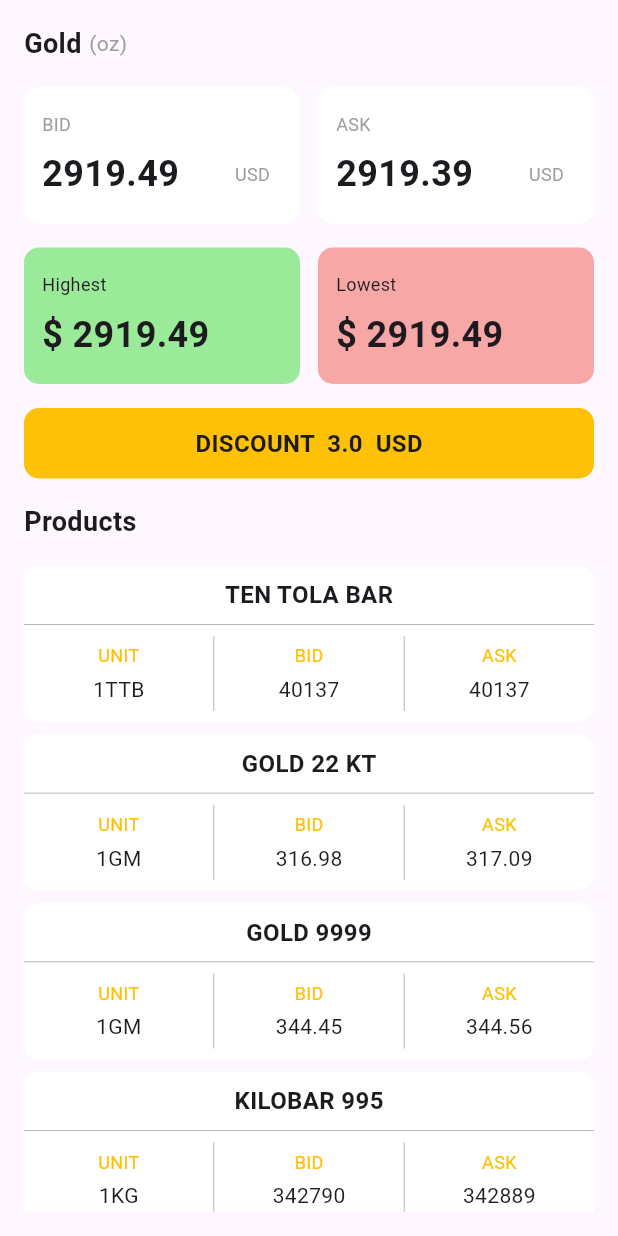
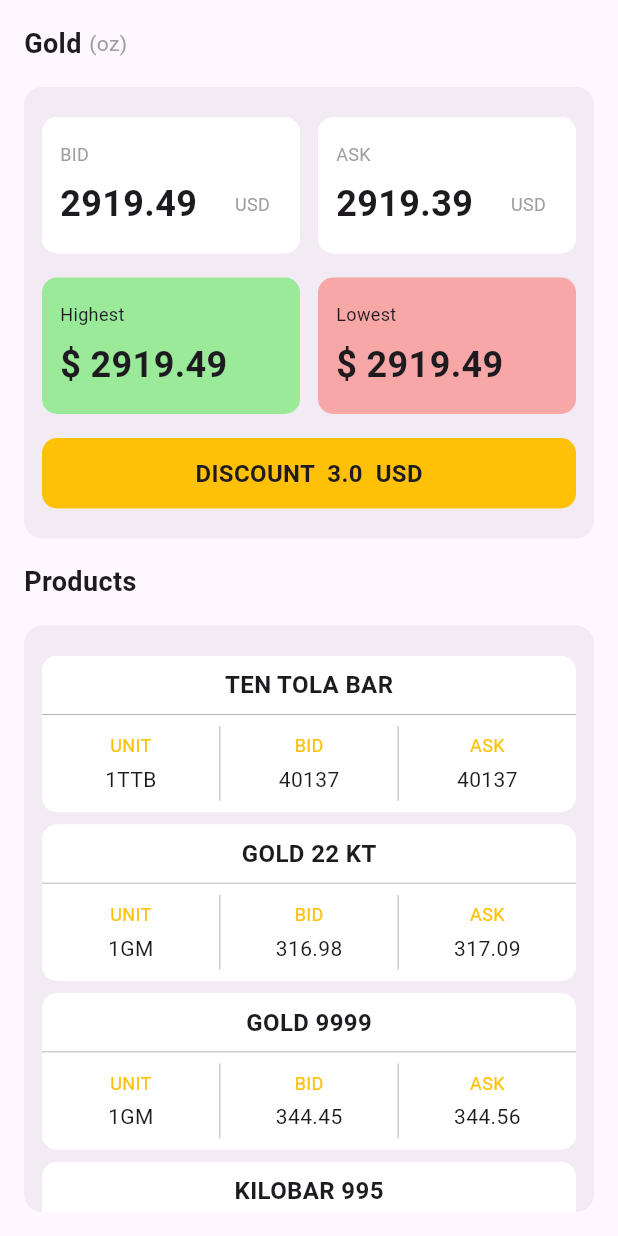
Before and after one commit to MuhammedShabeel001/N_gold, a Flutter app: the HomeScreen screen opened directly, on a phone screen of 412 x 824 dp. Run offline on Flutter 3.47's test engine with Material 3 defaults, Android fonts, the phone set to English and light mode, and no system bars; our stand-ins replace flutter_svg, get; accounts and stored records are empty; Roboto replaces fonts that are missing (Poppins).

Commit message:
UI tweek

```diff
--- a/lib/app/views/home_screen.dart
+++ b/lib/app/views/home_screen.dart
@@ -21,11 +21,30 @@ class HomeScreen extends StatelessWidget {
             crossAxisAlignment: CrossAxisAlignment.start,
             children: [
               const GoldTitleWidget(),
+              Container(
+                  decoration: BoxDecoration(
+                      color: const Color.fromARGB(12, 0, 0, 0),
+                      borderRadius: BorderRadius.circular(12)),
+                  child: Padding(
+                    padding: const EdgeInsets.symmetric(
+                        vertical: 20, horizontal: 12),
+                    child: Column(
+                      spacing: 16,
+                      children: [
                         const BidAskPriceWidget(),
                         const HighLowPriceWidget(),
                         const DiscountWidget(),
+                      ],
+                    ),
+                  )),
               const ProductsTitleWidget(),
               Expanded(
+                child: Container(
+decoration: BoxDecoration(
+                      color: const Color.fromARGB(12, 0, 0, 0),
+                      borderRadius: BorderRadius.circular(12)),
+                  child: Padding(
+                    padding: const EdgeInsets.only(left: 12,right: 12,top: 20),
                     child: ListView(
                       children: const [
                         ProductCard(
@@ -58,6 +77,8 @@ class HomeScreen extends StatelessWidget {
                       ],
                     ),
                   ),
+                ),
+              ),
             ],
           ),
         ),
```
Lines whose indentation alone changed are shown as unchanged.
